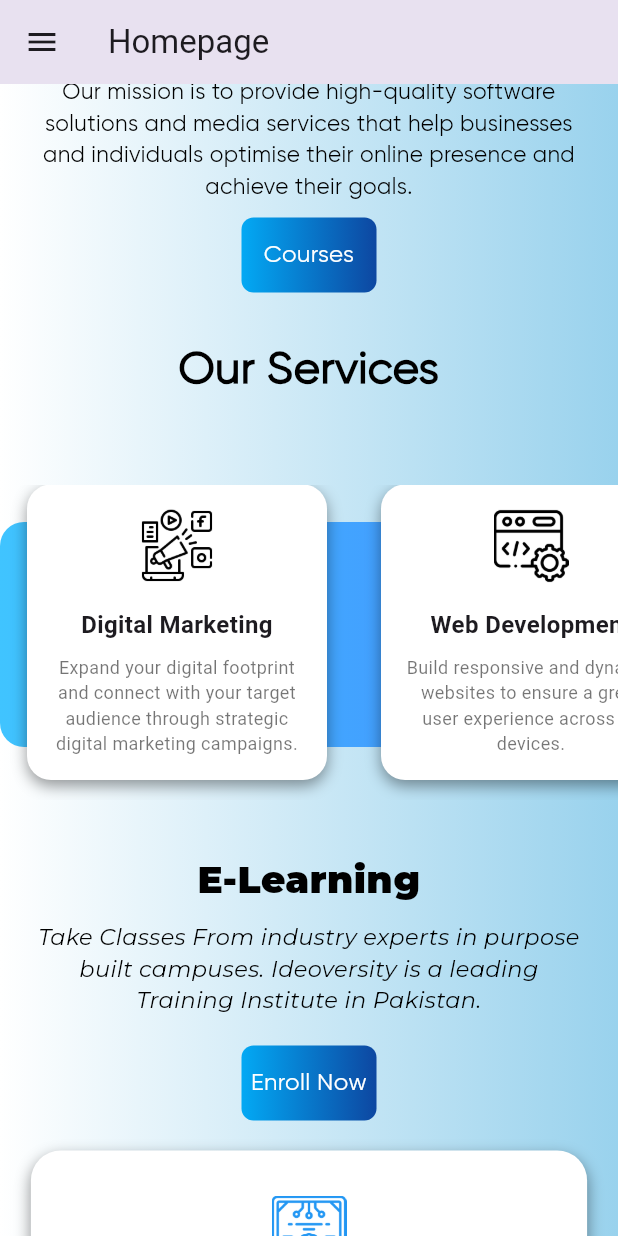
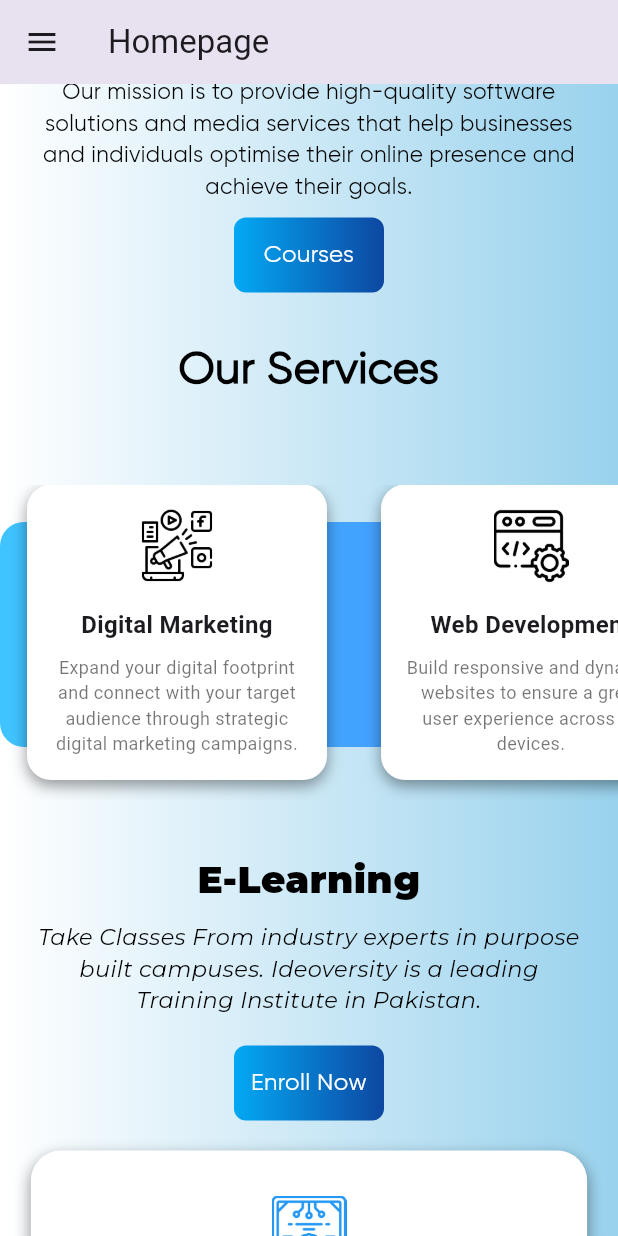
Before and after one commit to Rehman79/social_swirl_app, a Flutter app: the screen it shows after launch, scrolled down 576 dp, on a phone screen of 412 x 824 dp. Run offline on Flutter 3.47's test engine with Material 3 defaults, Android fonts, the light colour scheme and no system bars; our stand-ins replace smooth_page_indicator; project files that could hold a hidden picture were left out.

Commit message:
homepage UI done

```diff
--- a/lib/utils/custom_button.dart
+++ b/lib/utils/custom_button.dart
@@ -12,7 +12,7 @@
       onTap: onTap,
       child: Container(
         height: 50,
-        width: 90,
+        width: 100,
         decoration: BoxDecoration(
           gradient: LinearGradient(
             colors: [
--- a/lib/utils/expert_card.dart
+++ b/lib/utils/expert_card.dart
@@ -41,7 +41,6 @@
           CustomText(content: name),
           const SizedBox(height: 10),
           CustomText(content: role, is_gilroy: false, fontsize: 14),
-          const SizedBox(height: 10),
         ],
       ),
     );
--- a/lib/views/homepage.dart
+++ b/lib/views/homepage.dart
@@ -1,5 +1,6 @@
 
 import 'package:flutter/material.dart';
+import 'package:social_swirl_app/utils/comp_list.dart';
 import 'package:social_swirl_app/utils/cont_stack_expert.dart';
 import 'package:social_swirl_app/utils/cont_stack_services.dart';
 import 'package:social_swirl_app/utils/custom_button.dart';
@@ -162,7 +163,41 @@
                   fontsize: 30,
                 ),
                 ContStackExpert(),
-                SizedBox(height: 30,),
+                SizedBox(height: 20,),
+                CustomText(content: 'Over 50+ employees working',color: Colors.blue,is_bold: true,),
+                CustomText(content: 'Remote Careers',is_gilroy: false,is_bold: true,fontsize: 35,),
+                SizedBox(height: 20,),
+                Padding(
+                  padding: const EdgeInsets.symmetric(horizontal: 20.0),
+                  child: CustomText(content: "Discover endless opportunities with our curated list of remote jobs. Whether you're seeking flexibility, a better work-life balance, or exploring new career paths, find your home dream job from the comfort of your home. Join the remote work revolution today!",fontsize: 17,),
+                ),
+                SizedBox(height: 20,),
+                CustomButton(content: 'Apply Now', onTap: (){}),
+                SizedBox(height: 20,),
+                Image.asset('lib/assets/Home_Remote.png',fit: BoxFit.cover,scale: 2,),
+                SizedBox(height: 20,),
+                CustomText(content: 'What Companies Say \n About Us',is_bold: true,fontsize: 25,),
+                SizedBox(height: 20,),
+                CompList(),
+                SizedBox(height: 20,),
+                Container(
+                  decoration: BoxDecoration(
+                    color: Colors.blue,
+                  ),
+                  child: Column(
+                    children: [
+                      SizedBox(height: 20,),
+                      CustomText(content: 'Start a Project with us \n Today',is_white: true,is_bold: true,fontsize: 25,),
+                      Padding(
+                        padding: const EdgeInsets.symmetric(horizontal: 20.0),
+                        child: CustomText(content: 'Call us now to schedule as online appointment and get your project successfully completed',is_white: true,is_gilroy: false,fontsize: 17,),
+                      ),
+                      SizedBox(height: 20,),
+                      CustomButton(content: 'Get Started', onTap: (){}),
+                      SizedBox(height: 20,),
+                    ],
+                  ),
+                ),
               ],
             ),
           ),
--- a/pubspec.yaml
+++ b/pubspec.yaml
@@ -34,6 +34,7 @@
   # The following adds the Cupertino Icons font to your application.
   # Use with the CupertinoIcons class for iOS style icons.
   cupertino_icons: ^1.0.8
+  smooth_page_indicator: ^1.2.0+3
 
 dev_dependencies:
   flutter_test:
```
Also changed, not shown: lib/utils/comp_list.dart (added, +114 -0 lines), pubspec.lock, 5 other files.
